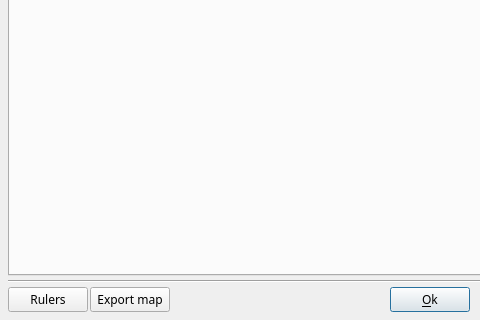
Above: src/ffDiaporama/DlgImage/DlgImageCorrection.ui from laurantino/ffdiaporama before the change; both pictures show x 0 to 480 and y 130 to 450 of the 746 by 450 pixel window. Below: the same form after it.
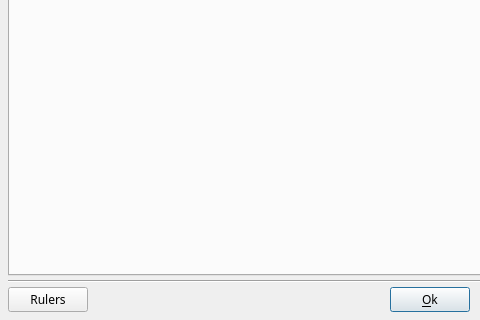
That is the form after the change. Icons and pictures are not drawn.

Diff of the .ui file:
```diff
--- a/src/ffDiaporama/DlgImage/DlgImageCorrection.ui
+++ b/src/ffDiaporama/DlgImage/DlgImageCorrection.ui
@@ -94,20 +94,6 @@
        </property>
       </widget>
      </item>
-     <item>
-      <widget class="QPushButton" name="ExportMapBT">
-       <property name="toolTip">
-        <string>Export current map to a file</string>
-       </property>
-       <property name="text">
-        <string>Export map</string>
-       </property>
-       <property name="icon">
-        <iconset resource="../RSCffDiaporama.qrc">
-         <normaloff>:/img/filesave.png</normaloff>:/img/filesave.png</iconset>
-       </property>
-      </widget>
-     </item>
      <item>
       <widget class="QLabel" name="StatusBar">
        <property name="sizePolicy">
```
